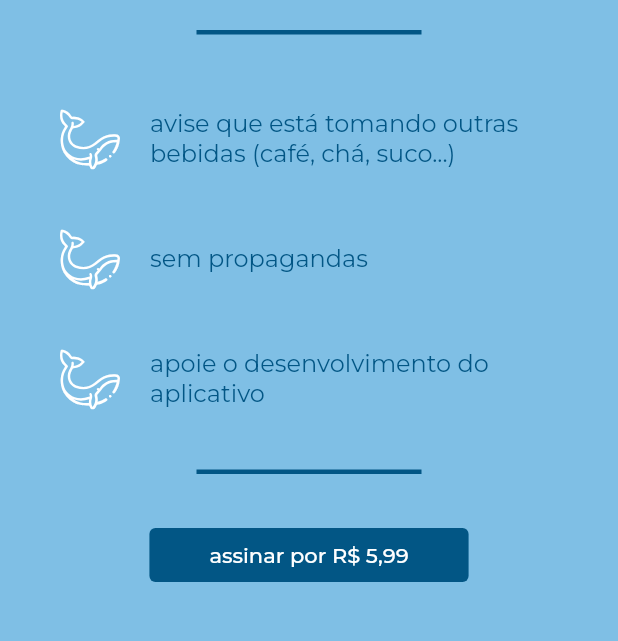
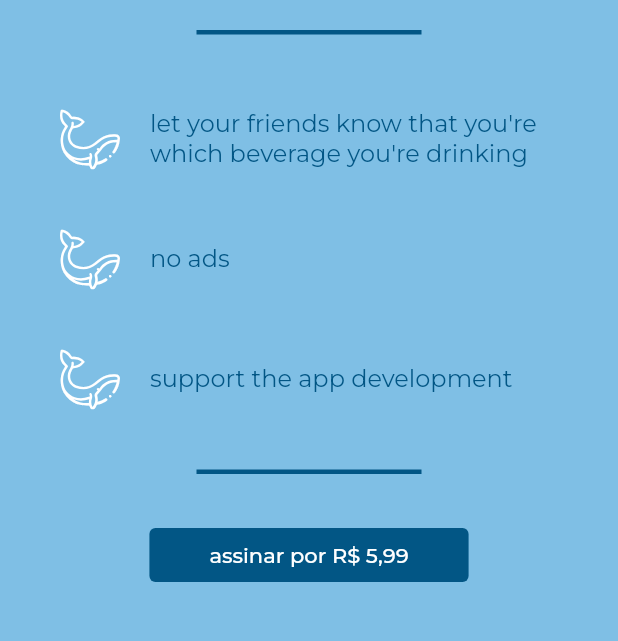
Before and after one commit to edionay/aguinha, a Flutter app: the PremiumScreen screen opened by its route, on a phone screen of 412 x 824 dp, the part 453-1094 px from its top. Run offline on Flutter 3.47's test engine with Material 2 defaults, Android fonts, the phone set to English and light mode, and no system bars; our stand-ins replace cloud_firestore, cloud_functions, firebase_auth, firebase_core, firebase_messaging, flutter_local_notifications and 8 more; missing offline and left inert: in_app_purchase_android; accounts and stored records are empty; generated files the repository leaves out were written again; project files that could hold a hidden picture were left out.

Commit message:
Translate Premium Screen

```diff
--- a/lib/components/premium/premium_screen.dart
+++ b/lib/components/premium/premium_screen.dart
@@ -1,6 +1,6 @@
-import 'package:aguinha/shared/common.dart';
 import 'package:aguinha/constants.dart';
 import 'package:aguinha/providers/payment_provider.dart';
+import 'package:aguinha/shared/common.dart';
 import 'package:flutter_svg/svg.dart';
 import 'package:provider/provider.dart';
 
@@ -53,14 +53,13 @@ class PremiumScreen extends StatelessWidget {
                 color: kPrimaryColor,
               ),
               PremiumRow(
-                text:
-                    'avise que está tomando outras bebidas (café, chá, suco...)',
+                text: AppLocalizations.of(context)!.differentBeverages,
               ),
               PremiumRow(
-                text: 'sem propagandas',
+                text: AppLocalizations.of(context)!.noAds,
               ),
               PremiumRow(
-                text: 'apoie o desenvolvimento do aplicativo',
+                text: AppLocalizations.of(context)!.supportAppDevelopment,
               ),
               Container(
                 margin: EdgeInsets.only(
@@ -96,7 +95,7 @@ class PremiumScreen extends StatelessWidget {
                   child: RichText(
                     textAlign: TextAlign.center,
                     text: TextSpan(
-                        text: 'Você é um ',
+                        text: AppLocalizations.of(context)!.youAre,
                         style: TextStyle(fontSize: 18),
                         children: [
                           TextSpan(
--- a/lib/l10n/app_en.arb
+++ b/lib/l10n/app_en.arb
@@ -73,5 +73,10 @@
   "afterThat": " after that, they all will receive a notification that you drank water",
   "menu": "menu",
   "optionsLocation": "the mentioned above options can be found in the",
-  "section": "section"
+  "section": "section",
+  "noAds": "no ads",
+  "supportAppDevelopment": "support the app development",
+  "differentBeverages": "let your friends know that you're which beverage you're drinking",
+  "youAre": "you are a ",
+  "subscribeFor": "subscribe for US$0.99/year"
 }
```
Also changed, not shown: lib/l10n/app_pt.arb (+6 -1 lines).
